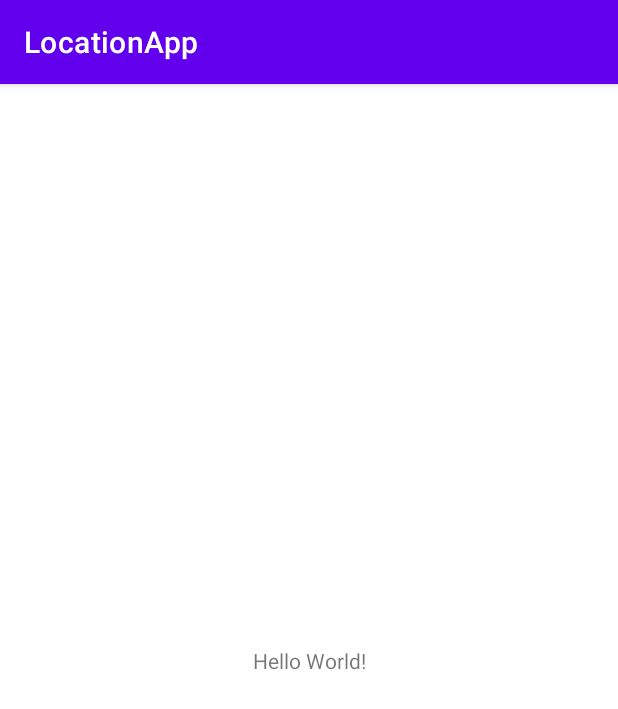
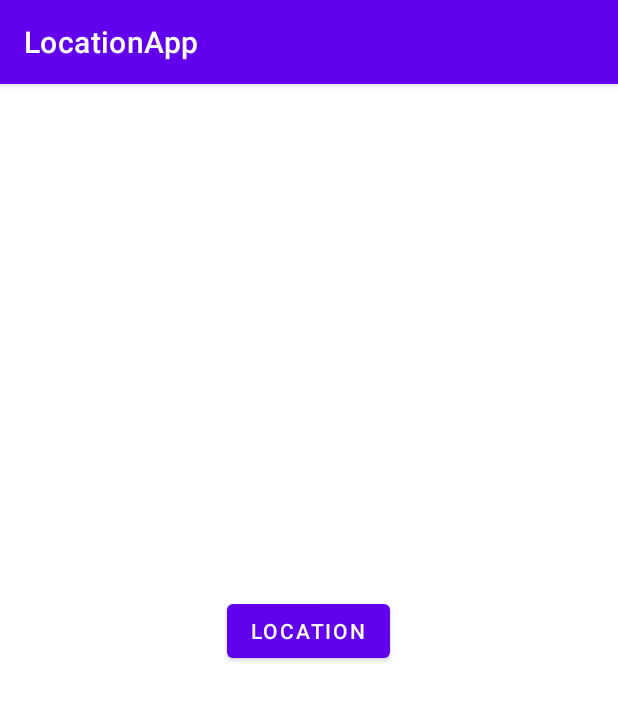
Before and after one commit to josue-lubaki/Location-App, an Android app: the screen it shows after launch (MainActivity), on a phone screen of 412 x 824 dp. Shown: the top 709 px of the screen. Run offline under Robolectric (Android 15) with nearby library versions, the phone set to English and light mode, and no system bars.

Commit message:
Location static #OK

```diff
--- a/app/build.gradle
+++ b/app/build.gradle
@@ -36,4 +36,7 @@ dependencies {
     testImplementation 'junit:junit:4.+'
     androidTestImplementation 'androidx.test.ext:junit:1.1.2'
     androidTestImplementation 'androidx.test.espresso:espresso-core:3.3.0'
+
+    // Add google services location
+    implementation 'com.google.android.gms:play-services-location:18.0.0'
 }
--- a/app/src/main/AndroidManifest.xml
+++ b/app/src/main/AndroidManifest.xml
@@ -1,6 +1,11 @@
 <?xml version="1.0" encoding="utf-8"?>
 <manifest xmlns:android="http://schemas.android.com/apk/res/android"
     package="ca.josue.locationapp">
+
+    <!-- Add permissions -->
+    <uses-permission android:name="android.permission.ACCESS_COARSE_LOCATION" />
+    <uses-permission android:name="android.permission.ACCESS_FINE_LOCATION" />
+
 
     <application
         android:allowBackup="true"
--- a/app/src/main/res/layout/activity_main.xml
+++ b/app/src/main/res/layout/activity_main.xml
@@ -1,18 +1,28 @@
 <?xml version="1.0" encoding="utf-8"?>
-<androidx.constraintlayout.widget.ConstraintLayout xmlns:android="http://schemas.android.com/apk/res/android"
+<RelativeLayout
+    xmlns:android="http://schemas.android.com/apk/res/android"
     xmlns:app="http://schemas.android.com/apk/res-auto"
     xmlns:tools="http://schemas.android.com/tools"
     android:layout_width="match_parent"
     android:layout_height="match_parent"
+    android:gravity="center"
     tools:context=".MainActivity">
 
-    <TextView
+    <Button
+        android:id="@+id/myLocation"
         android:layout_width="wrap_content"
         android:layout_height="wrap_content"
-        android:text="Hello World!"
-        app:layout_constraintBottom_toBottomOf="parent"
-        app:layout_constraintLeft_toLeftOf="parent"
-        app:layout_constraintRight_toRightOf="parent"
-        app:layout_constraintTop_toTopOf="parent" />
+        android:text="Location"/>
 
-</androidx.constraintlayout.widget.ConstraintLayout>
+    <TextView
+        android:id="@+id/Latitude"
+        android:layout_width="wrap_content"
+        android:layout_height="wrap_content"
+        android:layout_below="@+id/myLocation"/>
+    <TextView
+        android:id="@+id/Longitude"
+        android:layout_width="wrap_content"
+        android:layout_height="wrap_content"
+        android:layout_below="@+id/Latitude"/>
+
+</RelativeLayout>
```
Also changed, not shown: app/src/main/java/ca/josue/locationapp/MainActivity.java (+114 -0 lines).
